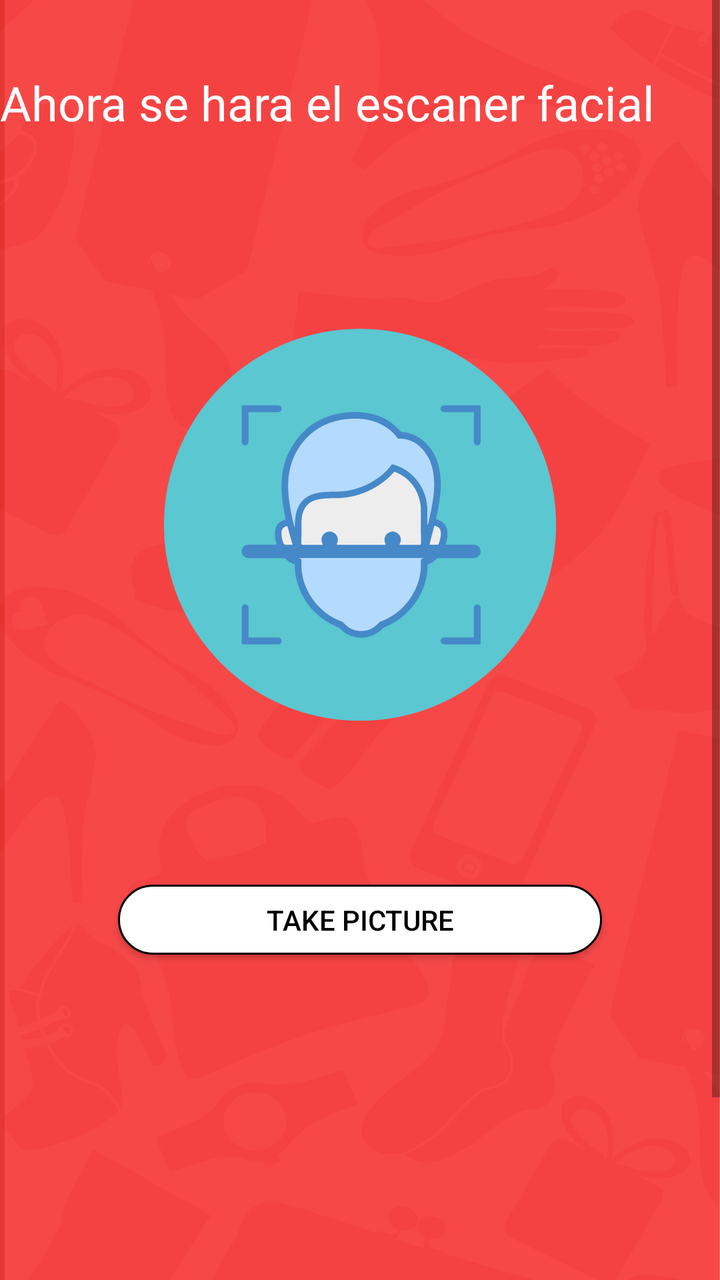
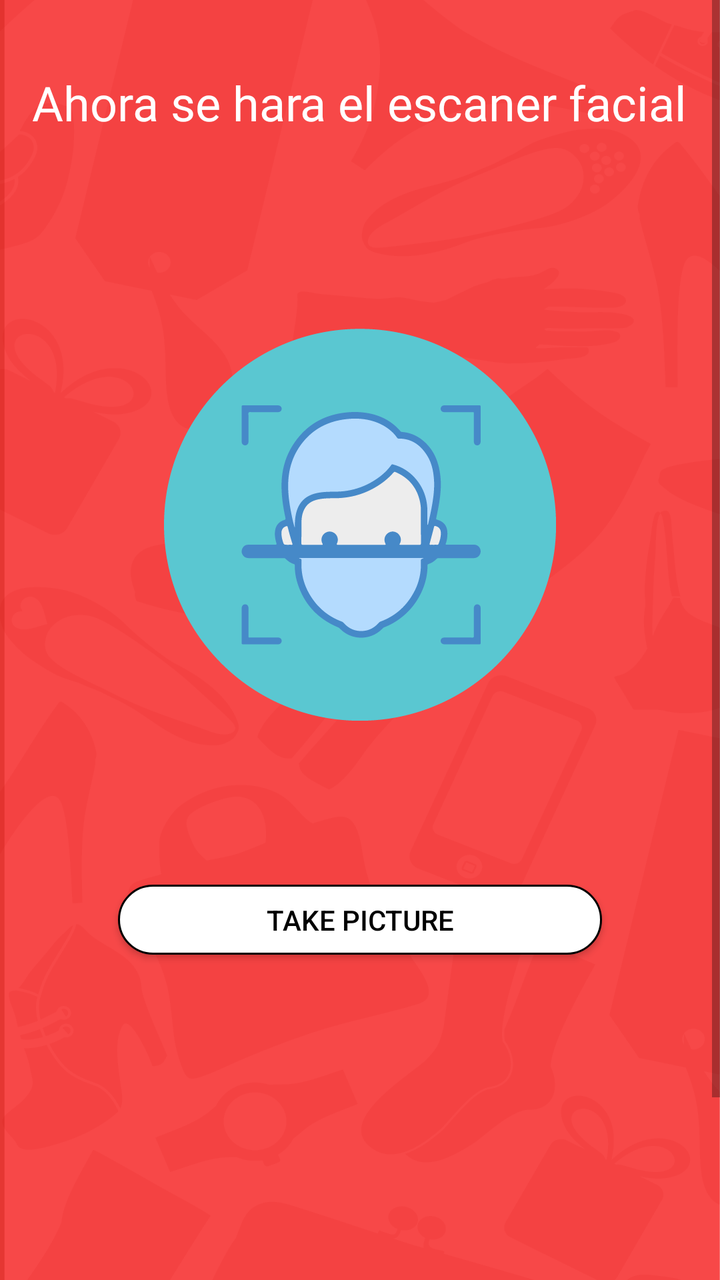

Screens rendered from an Android XML layout before and after an edit, with the pre-edit source and the edit as a unified diff.
<!-- AndroidManifest.xml: application theme AppTheme -->
<!-- res/layout/scanner_facial.xml -->
<?xml version="1.0" encoding="utf-8"?>
<android.support.constraint.ConstraintLayout xmlns:android="http://schemas.android.com/apk/res/android"
    xmlns:app="http://schemas.android.com/apk/res-auto"
    xmlns:tools="http://schemas.android.com/tools"
    android:layout_width="match_parent"
    android:layout_height="match_parent"
    android:background="@drawable/fondotono3"
    tools:context=".ScannerFacial">

    <ScrollView
        android:layout_width="match_parent"
        android:layout_height="match_parent"
        tools:ignore="MissingConstraints"
        tools:layout_editor_absoluteX="33dp"
        tools:layout_editor_absoluteY="0dp">

        <LinearLayout
            android:layout_width="match_parent"
            android:layout_height="match_parent"
            android:gravity="center"
            android:orientation="vertical">

            <TextView
                android:id="@+id/textView5"
                android:layout_width="match_parent"
                android:layout_height="wrap_content"
                android:layout_marginTop="35dp"
                android:fontFamily="@font/roboto_condensed_bold"
                android:text="Ahora se hara el escaner facial"
                android:textColor="@color/cardview_light_background"
                android:textSize="24sp"
                app:layout_constraintEnd_toEndOf="parent"
                app:layout_constraintStart_toStartOf="parent"
                app:layout_constraintTop_toTopOf="parent" />

            <ImageButton
                android:id="@+id/imageTakeDNICapture"
                style="@style/Widget.AppCompat.ImageButton"
                android:layout_width="200dp"
                android:layout_height="200dp"
                android:layout_marginTop="95dp"
                android:adjustViewBounds="false"
                android:background="@color/zxing_transparent"
                android:scaleType="fitXY"
                android:src="@drawable/img6"
                android:textAlignment="center"
                app:layout_constraintEnd_toEndOf="parent"
                app:layout_constraintStart_toStartOf="parent"
                app:layout_constraintTop_toBottomOf="@+id/textView3" />

            <Button
                android:id="@+id/btnScanner"
                android:layout_width="242dp"
                android:layout_height="35dp"
                android:layout_marginTop="80dp"
                android:background="@drawable/rounded_button"
                android:text="@string/take_picture"
                android:textColor="#000000"
                app:layout_constraintBottom_toBottomOf="parent"
                app:layout_constraintEnd_toEndOf="parent"
                app:layout_constraintHorizontal_bias="0.506"
                app:layout_constraintStart_toStartOf="parent"
                app:layout_constraintTop_toTopOf="parent"
                app:layout_constraintVertical_bias="0.134" />

            <TextView
                android:id="@+id/textView3"
                android:layout_width="0dp"
                android:layout_height="wrap_content"
                android:layout_marginStart="16dp"
                android:layout_marginTop="5dp"
                android:layout_marginEnd="10dp"
                android:text="@string/use_message"
                android:textColor="#ffffff"
                app:layout_constraintEnd_toEndOf="parent"
                app:layout_constraintStart_toStartOf="parent"
                app:layout_constraintTop_toBottomOf="@+id/textView2" />

        </LinearLayout>
    </ScrollView>

</android.support.constraint.ConstraintLayout>
<!-- resources referenced by this layout -->
<resources>
  <!-- drawable fondotono3: png bitmap (drawable-v21, 100295 bytes) -->
  <!-- drawable img6: png bitmap (drawable-v21, 19745 bytes) -->
  <!-- drawable rounded_button (drawable) -->
  <?xml version="1.0" encoding="utf-8"?>
  <shape xmlns:android="http://schemas.android.com/apk/res/android"
      android:shape="rectangle">
      <solid android:color="#ffffff"></solid>
      <corners android:radius="20dp"></corners>
      <stroke android:width="1dp" android:color="#000000"></stroke>
  </shape>
  <string name="take_picture">Take picture</string>
  <string name="use_message">Make DNI capture</string>
  <style name="AppTheme" parent="Theme.AppCompat.Light.DarkActionBar">
          
          <item name="colorPrimary">@color/colorPrimary</item>
          <item name="colorPrimaryDark">@color/colorPrimaryDark</item>
          <item name="colorAccent">@color/colorAccent</item>
      </style>
  <color name="colorPrimary">#CB1E1E</color>
  <color name="colorPrimaryDark">#CB1E1E</color>
  <color name="colorAccent">#CB1E1E</color>
</resources>

<!-- the commit's change to res/layout/scanner_facial.xml (unified diff, before → after) -->
@@ -22,11 +22,12 @@
 
             <TextView
                 android:id="@+id/textView5"
-                android:layout_width="match_parent"
+                android:layout_width="wrap_content"
                 android:layout_height="wrap_content"
                 android:layout_marginTop="35dp"
                 android:fontFamily="@font/roboto_condensed_bold"
                 android:text="Ahora se hara el escaner facial"
+                android:textAlignment="center"
                 android:textColor="@color/cardview_light_background"
                 android:textSize="24sp"
                 app:layout_constraintEnd_toEndOf="parent"
